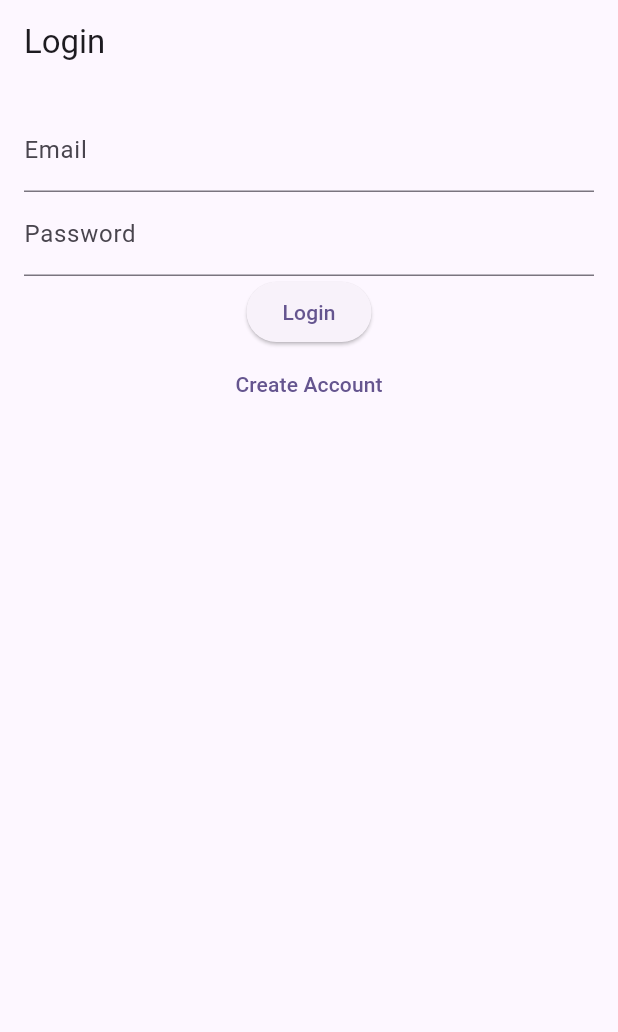
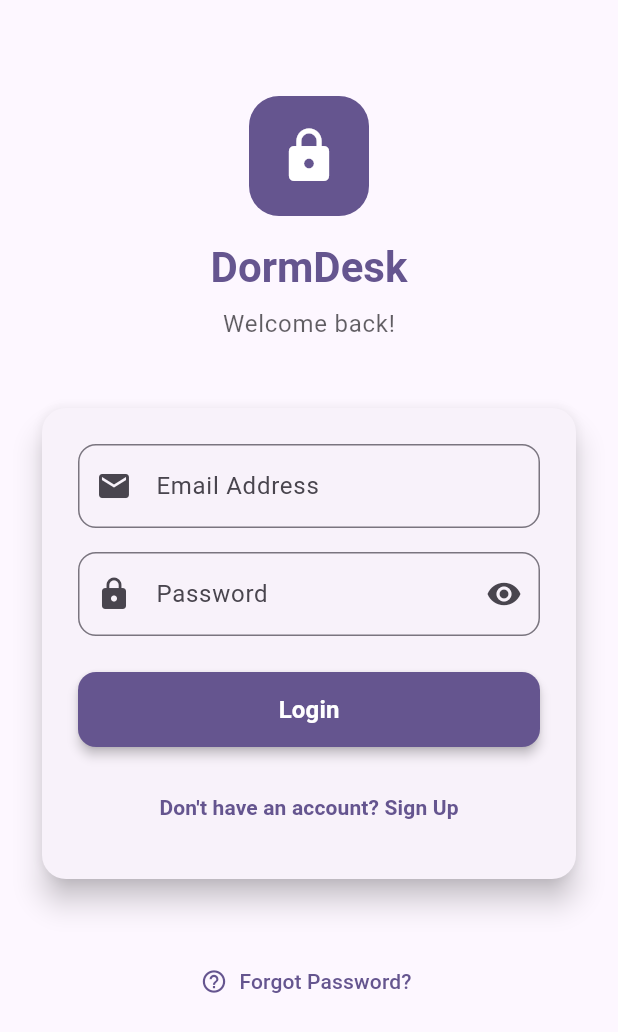
Before and after one commit to kalviumcommunity/dorm-desk, a Flutter app: the screen it shows after launch, on a phone screen of 412 x 824 dp. Shown: the top 1032 px of the screen. Run offline on Flutter 3.47's test engine with Material 3 defaults, Android fonts, the light colour scheme and no system bars; our stand-ins replace cloud_firestore, firebase_auth, firebase_core; accounts and stored records are empty.

Commit message:
feat: implemented comprehensive Firebase Authentication system
- Created complete authentication screen with email/password signup and login
- Added Firebase Auth initialization with StreamBuilder for state management
- Implemented comprehensive form validation and error handling
- Added user profile storage in Firestore during signup
- Created secure logout functionality with confirmation dialog
- Enhanced responsive home screen with logout button
- Added real-time authentication state listening in main.dart
- Implemented all Firebase Auth error cases with user-friendly messages
- Added loading states and proper UI feedback
- Updated README with comprehensive Firebase Authentication documentation

```diff
--- a/dormdesk/lib/main.dart
+++ b/dormdesk/lib/main.dart
@@ -1,7 +1,9 @@
 import 'package:flutter/material.dart';
 import 'package:firebase_core/firebase_core.dart';
+import 'package:firebase_auth/firebase_auth.dart';
 import 'firebase_options.dart';
-import 'screens/login_screen.dart';
+import 'screens/auth_screen.dart';
+import 'screens/responsive_home.dart';
 
 void main() async {
   WidgetsFlutterBinding.ensureInitialized();
@@ -17,7 +19,7 @@ class MyApp extends StatelessWidget {
   @override
   Widget build(BuildContext context) {
     return MaterialApp(
-      title: 'DormDesk - Smart Notes',
+      title: 'DormDesk - Firebase Auth',
       debugShowCheckedModeBanner: false,
       theme: ThemeData(
         useMaterial3: true,
@@ -26,7 +28,27 @@ class MyApp extends StatelessWidget {
           brightness: Brightness.light,
         ),
       ),
-      home: LoginScreen(),
+      home: StreamBuilder<User?>(
+        stream: FirebaseAuth.instance.authStateChanges(),
+        builder: (context, snapshot) {
+          if (snapshot.connectionState == ConnectionState.waiting) {
+            return const Scaffold(
+              body: Center(
+                child: CircularProgressIndicator(),
+              ),
+            );
+          }
+
+          if (snapshot.hasData) {
+            final user = snapshot.data;
+            if (user != null) {
+              return const ResponsiveHome();
+            }
+          }
+
+          return const AuthScreen();
+        },
+      ),
     );
   }
 }
--- /dev/null
+++ b/dormdesk/lib/screens/auth_screen.dart
@@ -0,0 +1,365 @@
+import 'package:flutter/material.dart';
+import 'package:firebase_auth/firebase_auth.dart';
+import 'package:cloud_firestore/cloud_firestore.dart';
+import 'responsive_home.dart';
+
+class AuthScreen extends StatefulWidget {
+  const AuthScreen({super.key});
+
+  @override
+  State<AuthScreen> createState() => _AuthScreenState();
+}
+
+class _AuthScreenState extends State<AuthScreen> {
+  final FirebaseAuth _auth = FirebaseAuth.instance;
+  final FirebaseFirestore _firestore = FirebaseFirestore.instance;
+
+  final _emailController = TextEditingController();
+  final _passwordController = TextEditingController();
+  final _nameController = TextEditingController();
+
+  bool isLogin = true;
+  bool isLoading = false;
+  bool _obscurePassword = true;
+
+  final _formKey = GlobalKey<FormState>();
+
+  @override
+  void dispose() {
+    _emailController.dispose();
+    _passwordController.dispose();
+    _nameController.dispose();
+    super.dispose();
+  }
+
+  String? _validateEmail(String? value) {
+    if (value == null || value.isEmpty) {
+      return 'Please enter your email';
+    }
+    if (!RegExp(r'^[\w-\.]+@([\w-]+\.)+[\w-]{2,4}$').hasMatch(value)) {
+      return 'Please enter a valid email address';
+    }
+    return null;
+  }
+
+  String? _validatePassword(String? value) {
+    if (value == null || value.isEmpty) {
+      return 'Please enter your password';
+    }
+    if (value.length < 6) {
+      return 'Password must be at least 6 characters';
+    }
+    return null;
+  }
+
+  String? _validateName(String? value) {
+    if (!isLogin && (value == null || value.isEmpty)) {
+      return 'Please enter your full name';
+    }
+    if (!isLogin && value!.length < 3) {
+      return 'Name must be at least 3 characters';
+    }
+    return null;
+  }
+
+  Future<void> _submitAuthForm() async {
+    if (!_formKey.currentState!.validate()) {
+      return;
+    }
+
+    setState(() => isLoading = true);
+
+    try {
+      UserCredential userCredential;
+
+      if (isLogin) {
+        userCredential = await _auth.signInWithEmailAndPassword(
+          email: _emailController.text.trim(),
+          password: _passwordController.text.trim(),
+        );
+      } else {
+        userCredential = await _auth.createUserWithEmailAndPassword(
+          email: _emailController.text.trim(),
+          password: _passwordController.text.trim(),
+        );
+
+        await userCredential.user?.updateDisplayName(_nameController.text.trim());
+        await _firestore.collection('users').doc(userCredential.user!.uid).set({
+          'uid': userCredential.user!.uid,
+          'email': _emailController.text.trim(),
+          'name': _nameController.text.trim(),
+          'createdAt': FieldValue.serverTimestamp(),
+          'lastLogin': FieldValue.serverTimestamp(),
+        });
+      }
+
+      if (mounted) {
+        ScaffoldMessenger.of(context).showSnackBar(
+          SnackBar(
+            content: Text(isLogin ? 'Login Successful!' : 'Account Created Successfully!'),
+            backgroundColor: Colors.green,
+            duration: const Duration(seconds: 3),
+          ),
+        );
+
+        Navigator.pushReplacement(
+          context,
+          MaterialPageRoute(builder: (_) => const ResponsiveHome()),
+        );
+      }
+    } on FirebaseAuthException catch (e) {
+      String errorMessage = 'Authentication Error';
+
+      switch (e.code) {
+        case 'user-not-found':
+          errorMessage = 'No user found with this email.';
+          break;
+        case 'wrong-password':
+          errorMessage = 'Incorrect password.';
+          break;
+        case 'email-already-in-use':
+          errorMessage = 'An account already exists with this email.';
+          break;
+        case 'weak-password':
+          errorMessage = 'Password is too weak. Please choose a stronger password.';
+          break;
+        case 'invalid-email':
+          errorMessage = 'Please enter a valid email address.';
+          break;
+        case 'too-many-requests':
+          errorMessage = 'Too many requests. Try again later.';
+          break;
+        default:
+          errorMessage = e.message ?? 'An error occurred during authentication.';
+      }
+
+      if (mounted) {
+        ScaffoldMessenger.of(context).showSnackBar(
+          SnackBar(
+            content: Text(errorMessage),
+            backgroundColor: Colors.red,
+            duration: const Duration(seconds: 4),
+          ),
+        );
+      }
+    } catch (e) {
+      if (mounted) {
+        ScaffoldMessenger.of(context).showSnackBar(
+          SnackBar(
+            content: Text('An unexpected error occurred: ${e.toString()}'),
+            backgroundColor: Colors.red,
+            duration: const Duration(seconds: 4),
+          ),
+        );
+      }
+    } finally {
+      if (mounted) {
+        setState(() => isLoading = false);
+      }
+    }
+  }
+
+  @override
+  Widget build(BuildContext context) {
+    return Scaffold(
+      backgroundColor: Theme.of(context).colorScheme.surface,
+      body: SafeArea(
+        child: SingleChildScrollView(
+          padding: const EdgeInsets.all(24.0),
+          child: Column(
+            crossAxisAlignment: CrossAxisAlignment.stretch,
+            children: [
+              const SizedBox(height: 40),
+
+              Column(
+                children: [
+                  Container(
+                    width: 80,
+                    height: 80,
+                    decoration: BoxDecoration(
+                      color: Theme.of(context).colorScheme.primary,
+                      borderRadius: BorderRadius.circular(20),
+                    ),
+                    child: const Icon(
+                      Icons.lock,
+                      color: Colors.white,
+                      size: 40,
+                    ),
+                  ),
+                  const SizedBox(height: 16),
+                  Text(
+                    'DormDesk',
+                    style: Theme.of(context).textTheme.headlineMedium?.copyWith(
+                      fontWeight: FontWeight.bold,
+                      color: Theme.of(context).colorScheme.primary,
+                    ),
+                  ),
+                  const SizedBox(height: 8),
+                  Text(
+                    isLogin ? 'Welcome back!' : 'Create your account',
+                    style: Theme.of(context).textTheme.bodyLarge?.copyWith(
+                      color: Theme.of(context).colorScheme.onSurface.withValues(alpha: 0.7),
+                    ),
+                  ),
+                ],
+              ),
+
+              const SizedBox(height: 40),
+
+              Card(
+                elevation: 8,
+                shape: RoundedRectangleBorder(borderRadius: BorderRadius.circular(16)),
+                child: Padding(
+                  padding: const EdgeInsets.all(24.0),
+                  child: Form(
+                    key: _formKey,
+                    child: Column(
+                      children: [
+                        if (!isLogin) ...[
+                          TextFormField(
+                            controller: _nameController,
+                            validator: _validateName,
+                            decoration: InputDecoration(
+                              labelText: 'Full Name',
+                              prefixIcon: const Icon(Icons.person),
+                              border: OutlineInputBorder(
+                                borderRadius: BorderRadius.circular(12),
+                              ),
+                              focusedBorder: OutlineInputBorder(
+                                borderRadius: BorderRadius.circular(12),
+                                borderSide: BorderSide(
+                                  color: Theme.of(context).colorScheme.primary,
+                                ),
+                              ),
+                            ),
+                            textInputAction: TextInputAction.next,
+                          ),
+                          const SizedBox(height: 16),
+                        ],
+
+                        TextFormField(
+                          controller: _emailController,
+                          validator: _validateEmail,
+                          keyboardType: TextInputType.emailAddress,
+                          decoration: InputDecoration(
+                            labelText: 'Email Address',
+                            prefixIcon: const Icon(Icons.email),
+                            border: OutlineInputBorder(
+                              borderRadius: BorderRadius.circular(12),
+                            ),
+                            focusedBorder: OutlineInputBorder(
+                              borderRadius: BorderRadius.circular(12),
+                              borderSide: BorderSide(
+                                color: Theme.of(context).colorScheme.primary,
+                              ),
+                            ),
+                          ),
+                          textInputAction: TextInputAction.next,
+                        ),
+                        const SizedBox(height: 16),
+
+                        TextFormField(
+                          controller: _passwordController,
+                          validator: _validatePassword,
+                          obscureText: _obscurePassword,
+                          decoration: InputDecoration(
+                            labelText: 'Password',
+                            prefixIcon: const Icon(Icons.lock),
+                            suffixIcon: IconButton(
+                              icon: Icon(
+                                _obscurePassword ? Icons.visibility : Icons.visibility_off,
+                              ),
+                              onPressed: () {
+                                setState(() => _obscurePassword = !_obscurePassword);
+                              },
+                            ),
+                            border: OutlineInputBorder(
+                              borderRadius: BorderRadius.circular(12),
+                            ),
+                            focusedBorder: OutlineInputBorder(
+                              borderRadius: BorderRadius.circular(12),
+                              borderSide: BorderSide(
+                                color: Theme.of(context).colorScheme.primary,
+                              ),
+                            ),
+                          ),
+                          textInputAction: TextInputAction.done,
+                          onFieldSubmitted: (_) => _submitAuthForm(),
+                        ),
+                        const SizedBox(height: 24),
+
+                        SizedBox(
+                          width: double.infinity,
+                          height: 50,
+                          child: ElevatedButton(
+                            onPressed: isLoading ? null : _submitAuthForm,
+                            style: ElevatedButton.styleFrom(
+                              backgroundColor: Theme.of(context).colorScheme.primary,
+                              foregroundColor: Colors.white,
+                              shape: RoundedRectangleBorder(
+                                borderRadius: BorderRadius.circular(12),
+                              ),
+                              elevation: 3,
+                            ),
+                            child: isLoading
+                                ? const SizedBox(
+                                    height: 20,
+                                    width: 20,
+                                    child: CircularProgressIndicator(
+                                      strokeWidth: 2,
+                                      valueColor: AlwaysStoppedAnimation<Color>(Colors.white),
+                                    ),
+                                  )
+                                : Text(
+                                    isLogin ? 'Login' : 'Sign Up',
+                                    style: const TextStyle(
+                                      fontSize: 16,
+                                      fontWeight: FontWeight.bold,
+                                    ),
+                                  ),
+                          ),
+                        ),
+
+                        const SizedBox(height: 16),
+
+                        TextButton(
+                          onPressed: () {
+                            setState(() => isLogin = !isLogin);
+                            _formKey.currentState?.reset();
+                          },
+                          child: Text(
+                            isLogin
+                                ? 'Don\'t have an account? Sign Up'
+                                : 'Already have an account? Login',
+                            style: TextStyle(
+                              color: Theme.of(context).colorScheme.primary,
+                              fontWeight: FontWeight.w600,
+                            ),
+                          ),
+                        ),
+                      ],
+                    ),
+                  ),
+                ),
+              ),
+
+              const SizedBox(height: 40),
+
+              if (isLogin) ...[
+                TextButton.icon(
+                  onPressed: () {
+                    ScaffoldMessenger.of(context).showSnackBar(
+                      const SnackBar(content: Text('Password reset feature coming soon!')),
+                    );
+                  },
+                  icon: const Icon(Icons.help_outline),
+                  label: const Text('Forgot Password?'),
+                ),
+              ],
+            ],
+          ),
+        ),
+      ),
+    );
+  }
+}
```
Also changed, not shown: dormdesk/lib/screens/responsive_home.dart (+16 -0 lines), 1 other file.
